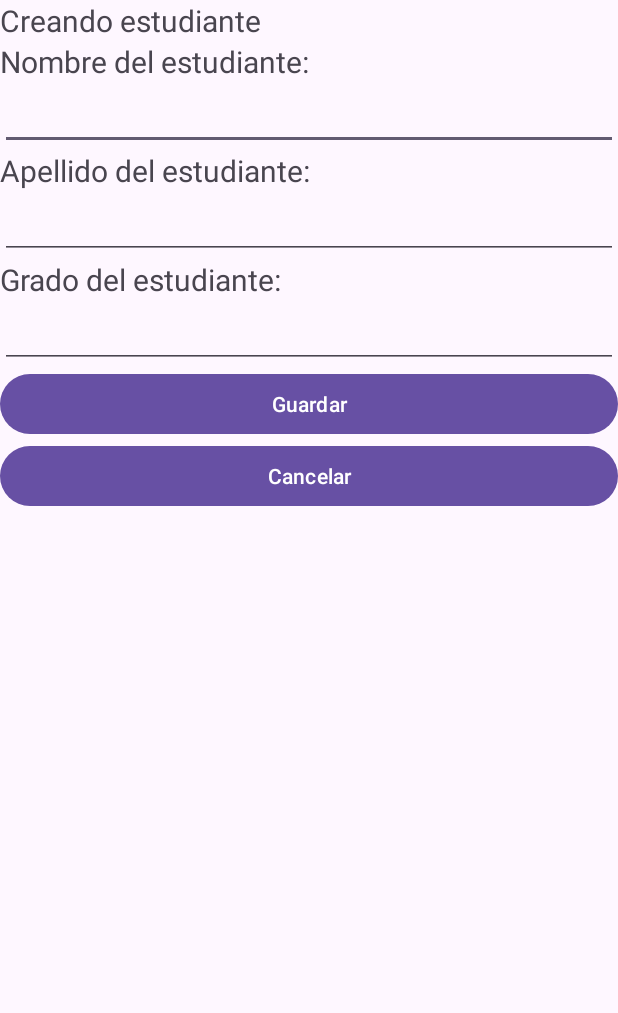
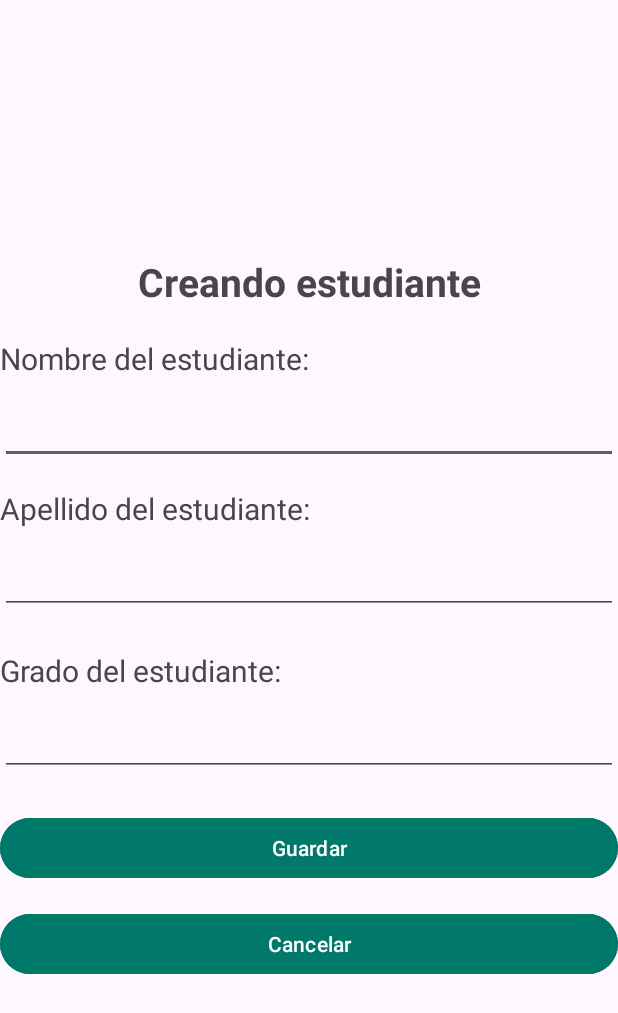
Before and after one commit to DMancia03/desafio-2-dsm, an Android app: the AddEstudianteActivity screen opened directly, with no data from a screen before it, on a phone screen of 412 x 824 dp. Shown: the top 1013 px of the screen. Run offline under Robolectric (Android 15) with nearby library versions, the phone set to English and light mode, and no system bars; our stand-ins replace Firebase (no records; nobody signed in at launch, a user with empty details on screens opened directly).

Commit message:
Agg estudiantes

```diff
--- a/app/src/main/res/layout/activity_add_estudiante.xml
+++ b/app/src/main/res/layout/activity_add_estudiante.xml
@@ -6,62 +6,85 @@
     android:layout_width="match_parent"
     android:layout_height="match_parent"
     tools:context=".AddEstudianteActivity"
-    android:orientation="vertical">
+    android:orientation="vertical"
+    android:padding="16dp"
+    android:gravity="center_vertical">
 
     <TextView
         android:id="@+id/lbBienvenida"
         android:layout_width="match_parent"
         android:layout_height="wrap_content"
         android:text="@string/agregar_bienvenida"
-        android:textSize="20sp"/>
+        android:textStyle="bold"
+        android:textSize="26sp"
+        android:gravity="center"
+        android:layout_marginBottom="20dp"/>
+
     <TextView
         android:id="@+id/lbNombre"
         android:layout_width="match_parent"
         android:layout_height="wrap_content"
         android:text="@string/agregar_nombre"
-        android:textSize="20sp"/>
+        android:textSize="20sp"
+        android:layout_marginBottom="8dp"
+        android:gravity="start"/>
 
     <EditText
         android:id="@+id/txtNombreEstudiante"
         android:layout_width="match_parent"
         android:layout_height="wrap_content"
         android:inputType="text"
-        android:ems="10"/>
+        android:ems="10"
+        android:layout_marginBottom="16dp"
+        android:padding="12dp"/>
 
     <TextView
         android:id="@+id/lbApellido"
         android:layout_width="match_parent"
         android:layout_height="wrap_content"
         android:text="@string/agregar_apellido"
-        android:textSize="20sp"/>
+        android:textSize="20sp"
+        android:layout_marginBottom="8dp"
+        android:gravity="start"/>
 
     <EditText
         android:id="@+id/txtApellidoEstudiante"
         android:layout_width="match_parent"
         android:layout_height="wrap_content"
         android:inputType="text"
-        android:ems="10"/>
+        android:ems="10"
+        android:layout_marginBottom="24dp"
+        android:padding="12dp"/>
     <TextView
         android:id="@+id/lbGrado"
         android:layout_width="match_parent"
         android:layout_height="wrap_content"
         android:text="@string/agregar_grado"
-        android:textSize="20sp"/>
+        android:textSize="20sp"
+        android:layout_marginBottom="8dp"
+        android:gravity="start"/>
 
     <EditText
         android:id="@+id/txtGradoEstudiante"
         android:layout_width="match_parent"
         android:layout_height="wrap_content"
         android:inputType="number"
-        android:ems="10"/>
+        android:ems="10"
+        android:layout_marginBottom="24dp"
+        android:padding="12dp"/>
     <Button
         android:id="@+id/btnAceptar"
         android:layout_width="match_parent"
         android:layout_height="wrap_content"
-        android:text="@string/agregar_aceptar"/>
+        android:text="@string/agregar_aceptar"
+        android:backgroundTint="#00796B"
+        android:layout_marginBottom="16dp"
+        android:layout_gravity="center"/>
     <Button
         android:id="@+id/btnCancelar"
         android:layout_width="match_parent"
         android:layout_height="wrap_content"
-        android:text="@string/agregar_cancelar"/>
+        android:text="@string/agregar_cancelar"
+        android:backgroundTint="#00796B"
+        android:layout_gravity="center"/>
 </LinearLayout>
--- a/app/src/main/res/layout/activity_login.xml
+++ b/app/src/main/res/layout/activity_login.xml
@@ -10,6 +10,17 @@
     android:orientation="vertical"
     android:padding="16dp"
     android:gravity="center_vertical">
+
+    <TextView
+        android:layout_width="match_parent"
+        android:layout_height="wrap_content"
+        android:text="@string/colstone_login"
+        android:textStyle="bold"
+        android:textColor="#00796B"
+        android:textSize="30sp"
+        android:letterSpacing="0.05"
+        android:gravity="center"
+        android:layout_marginBottom="20dp"/>
 
     <TextView
         android:layout_width="match_parent"
--- a/app/src/main/res/values/strings.xml
+++ b/app/src/main/res/values/strings.xml
@@ -1,5 +1,6 @@
 <resources>
     <string name="app_name">Colegio Stone</string>
+    <string name="colstone_login">COLEGIO STONE</string>
     <string name="bienvenido_login">BIENVENIDO</string>
     <string name="usuario_login">Usuario: </string>
     <string name="contra_login">Contraseña: </string>
```
